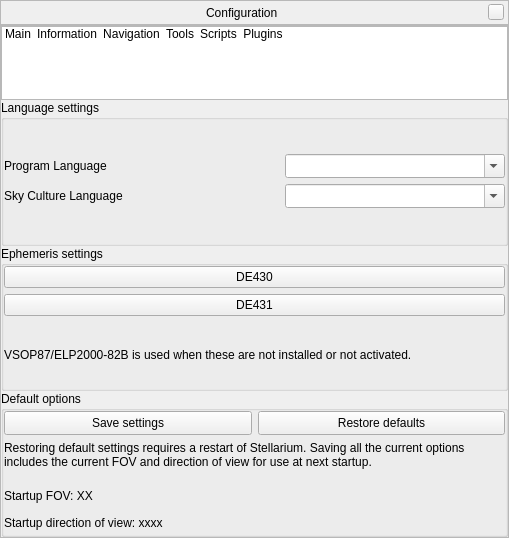
519984307/stellarium_src, file src/gui/configurationDialog.ui: the form before one commit.
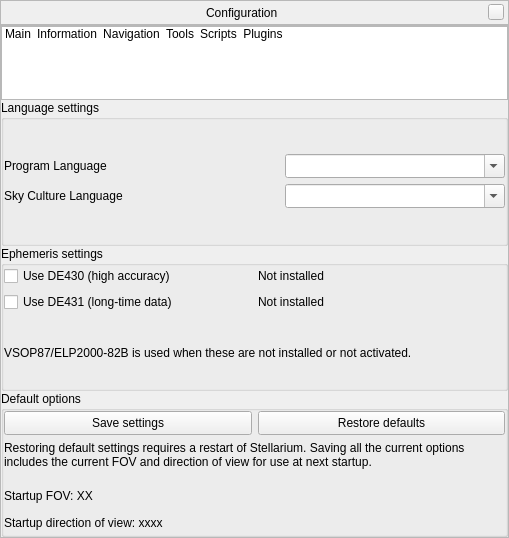
The form after the commit. Icons and pictures are not drawn. Custom widgets are drawn as their Qt base class.

Commit message: replaced DE43x buttons by checkboxes, some more cleanup

```diff
--- a/src/gui/configurationDialog.ui
+++ b/src/gui/configurationDialog.ui
@@ -288,7 +288,41 @@
              </property>
              <item row="0" column="0">
               <layout class="QGridLayout" name="EphemerisGridLayout">
-               <item row="2" column="0">
+               <item row="1" column="1">
+                <widget class="QLabel" name="de431label">
+                 <property name="text">
+                  <string>Not installed</string>
+                 </property>
+                </widget>
+               </item>
+               <item row="0" column="1">
+                <widget class="QLabel" name="de430label">
+                 <property name="text">
+                  <string>Not installed</string>
+                 </property>
+                </widget>
+               </item>
+               <item row="1" column="0">
+                <widget class="QCheckBox" name="de431checkBox">
+                 <property name="toolTip">
+                  <string>DE431 provides position data for years -13000...+17000. For special applications only.</string>
+                 </property>
+                 <property name="text">
+                  <string>Use DE431 (long-time data)</string>
+                 </property>
+                </widget>
+               </item>
+               <item row="0" column="0">
+                <widget class="QCheckBox" name="de430checkBox">
+                 <property name="toolTip">
+                  <string>DE430 provides highest accuracy, only for years 1550...2650.</string>
+                 </property>
+                 <property name="text">
+                  <string>Use DE430 (high accuracy)</string>
+                 </property>
+                </widget>
+               </item>
+               <item row="2" column="0" colspan="2">
                 <widget class="QLabel" name="label_VSOP87used">
                  <property name="toolTip">
                   <string>Using VSOP87 is recommended for years -4000...+8000 only, but delivers useful positions outside this range.</string>
@@ -298,26 +332,6 @@
                  </property>
                 </widget>
                </item>
-               <item row="0" column="0">
-                <widget class="QPushButton" name="de430Button">
-                 <property name="toolTip">
-                  <string>DE430 provides highest accuracy, only for years 1550...2650.</string>
-                 </property>
-                 <property name="text">
-                  <string>DE430</string>
-                 </property>
-                </widget>
-               </item>
-               <item row="1" column="0">
-                <widget class="QPushButton" name="de431Button">
-                 <property name="toolTip">
-                  <string>DE431 provides position data for years -13000...+17000. For special applications only.</string>
-                 </property>
-                 <property name="text">
-                  <string>DE431</string>
-                 </property>
-                </widget>
-               </item>
               </layout>
              </item>
             </layout>
```
The commit also changes 3 other files.
